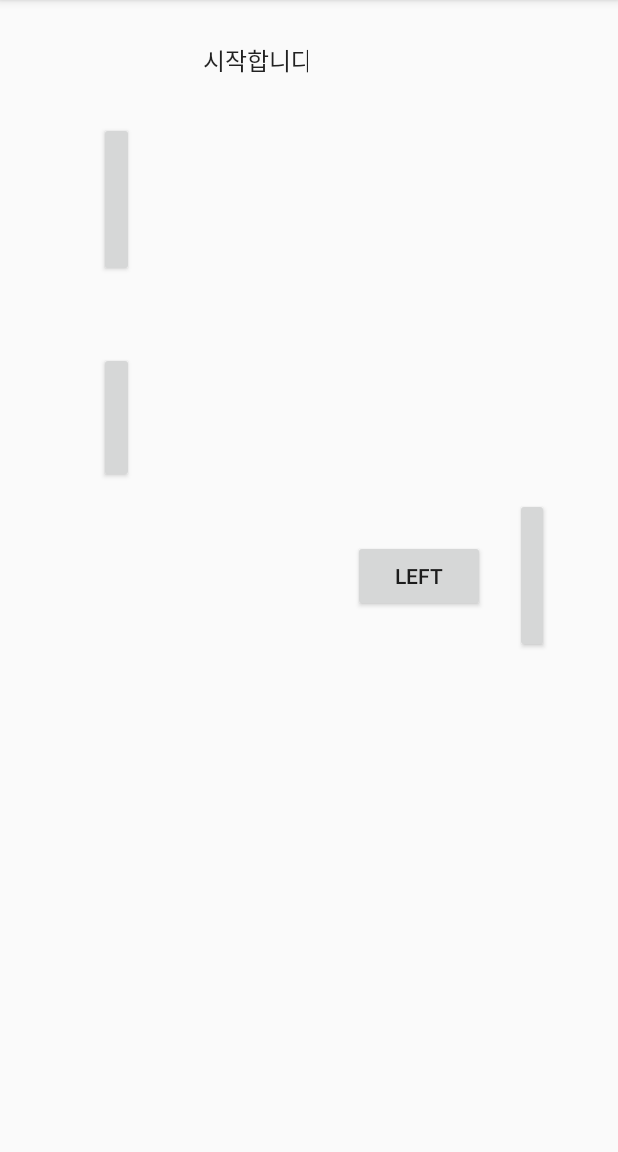
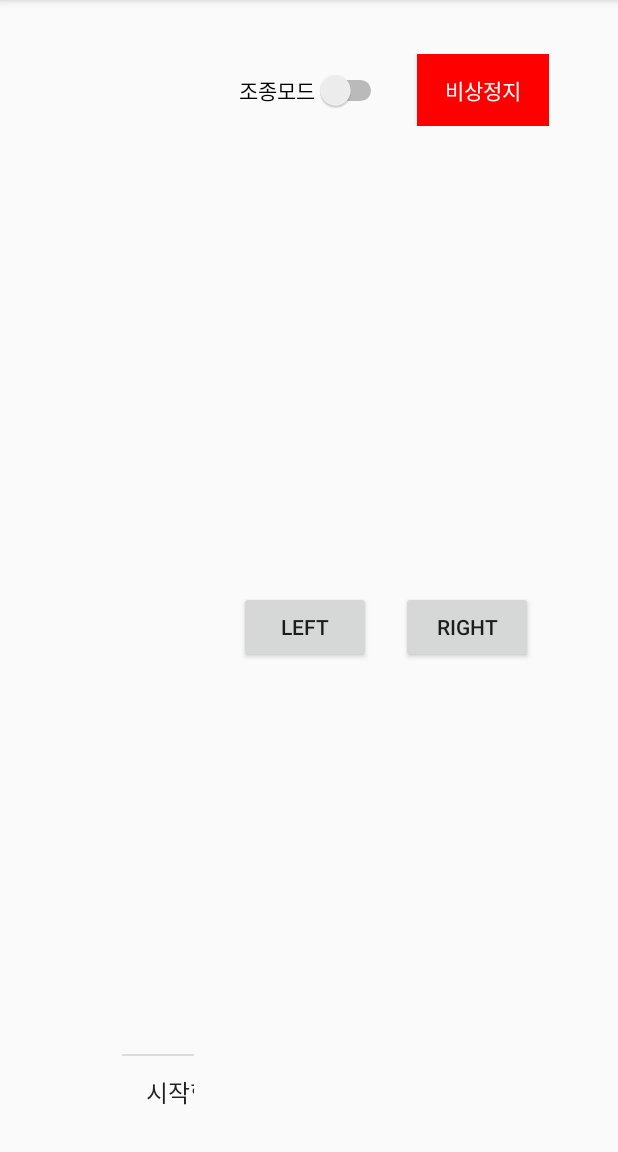
Before and after one commit to somacar/somacar, an Android app: the screen it shows after launch (MainActivity), on a phone screen of 412 x 824 dp, the part 84-1236 px from its top. Run offline under Robolectric (Android 15) with nearby library versions, the phone set to English and light mode, and no system bars.

Commit message:
비상정지 추가, 조종모드 추가, 리스트뷰 수정

```diff
--- a/Android/SSharpCar/app/src/main/java/soma/com/ssharpcar/activity/MainActivity.java
+++ b/Android/SSharpCar/app/src/main/java/soma/com/ssharpcar/activity/MainActivity.java
@@ -2,9 +2,11 @@ package soma.com.ssharpcar.activity;
 
 import android.bluetooth.BluetoothAdapter;
 import android.content.Intent;
+import android.os.Bundle;
 import android.support.v7.app.AppCompatActivity;
-import android.os.Bundle;
+import android.view.View;
 import android.widget.ArrayAdapter;
+import android.widget.Button;
 import android.widget.ListView;
 import android.widget.Toast;
 
@@ -12,21 +14,23 @@ import java.util.ArrayList;
 
 import soma.com.ssharpcar.R;
 
-public class MainActivity extends AppCompatActivity {
+public class MainActivity extends AppCompatActivity
+    implements View.OnClickListener {
 
     private BluetoothAdapter bluetoothAdapter;
+    private ArrayList<String> messageDataList;
+    private ArrayAdapter<String> messageListAdapter;
+    private ListView messageListView;
+    private Button stopButton;
+    private Button frontButton;
+    private Button rearButton;
+    private Button rightButton;
+    private Button leftButton;
 
     @Override
     protected void onCreate(Bundle savedInstanceState) {
         super.onCreate(savedInstanceState);
         setContentView(R.layout.activity_main);
-
-        //Massage 데이타 리스트 초기화
-        ArrayList<String> messageDataList = new ArrayList<String>();
-        messageDataList.add("시작합니다.");
-        ArrayAdapter<String> messageListAdapter = new ArrayAdapter<String>(this, android.R.layout.simple_list_item_1, messageDataList);
-        ListView messageListView = (ListView) findViewById(R.id.messageListView);
-        messageListView.setAdapter(messageListAdapter);
 
         //블루투스 미지원 단말 처리
         bluetoothAdapter = BluetoothAdapter.getDefaultAdapter();
@@ -36,6 +40,25 @@ public class MainActivity extends AppCompatActivity {
             return;
         }
 
+        //Massage 데이타 리스트 초기화
+        messageDataList = new ArrayList<String>();
+        messageDataList.add("시작합니다.");
+        messageListAdapter = new ArrayAdapter<String>(this, android.R.layout.simple_list_item_1, messageDataList);
+        messageListView = (ListView) findViewById(R.id.messageListView);
+        messageListView.setAdapter(messageListAdapter);
+
+
+        //버튼 초기화
+        stopButton = (Button) findViewById(R.id.stopButton);
+        stopButton.setOnClickListener(this);
+        frontButton = (Button) findViewById(R.id.frontButton);
+        frontButton.setOnClickListener(this);
+        rearButton = (Button) findViewById(R.id.rearButton);
+        rearButton.setOnClickListener(this);
+        rightButton = (Button) findViewById(R.id.rightButton);
+        rightButton.setOnClickListener(this);
+        leftButton = (Button) findViewById(R.id.leftButton);
+        leftButton.setOnClickListener(this);
     }
 
     @Override
@@ -49,4 +72,33 @@ public class MainActivity extends AppCompatActivity {
 
         }
     }
+
+    @Override
+    public void onClick(View view) {
+        if(view.getId() == R.id.stopButton) {
+            messageDataList.add("비상 정지!!!!");
+            messageListAdapter.notifyDataSetChanged();
+            return;
+        }
+
+        String msg = "버튼 누름";
+        switch (view.getId()) {
+            case R.id.frontButton :
+                msg = "front";
+                break;
+            case R.id.rearButton :
+                msg = "rear";
+                break;
+            case R.id.rightButton :
+                msg = "right";
+                break;
+            case R.id.leftButton :
+                msg = "left";
+                break;
+        }
+
+        messageDataList.add(msg);
+        messageListAdapter.notifyDataSetChanged();
+
+    }//end of onClick
 }
--- a/Android/SSharpCar/app/src/main/res/layout/activity_main.xml
+++ b/Android/SSharpCar/app/src/main/res/layout/activity_main.xml
@@ -39,8 +39,40 @@
 
             <ListView
                 android:layout_width="151dp"
+                android:layout_height="match_parent"
+                android:id="@+id/messageListView"
+                android:drawSelectorOnTop="false"
+                android:transcriptMode="normal"
+                android:stackFromBottom="true"/>
+    </LinearLayout>
+    <LinearLayout
+        android:orientation="vertical"
+        android:layout_width="wrap_content"
+        android:layout_height="match_parent">
+
+        <LinearLayout
+            android:orientation="horizontal"
+            android:layout_width="wrap_content"
             android:layout_height="wrap_content"
-            android:id="@+id/messageListView" />
+            android:paddingTop="20dp"
+            android:paddingLeft="30dp"
+            android:paddingRight="30dp">
+
+            <Switch
+                android:layout_width="wrap_content"
+                android:layout_height="wrap_content"
+                android:text="조종모드"
+                android:layout_marginRight="10dp"
+                android:id="@+id/modeSwitch" />
+
+            <Button
+                android:layout_width="wrap_content"
+                android:layout_height="wrap_content"
+                android:layout_marginLeft="10dp"
+                android:text="비상정지"
+                android:background="#ff0000"
+                android:textColor="#ffffff"
+                android:id="@+id/stopButton" />
         </LinearLayout>
 
         <LinearLayout
@@ -68,4 +100,8 @@
                 android:id="@+id/rightButton"
                 android:layout_gravity="center_vertical" />
         </LinearLayout>
+
     </LinearLayout>
+
+
+</LinearLayout>
```
Lines whose indentation alone changed are shown as unchanged.
